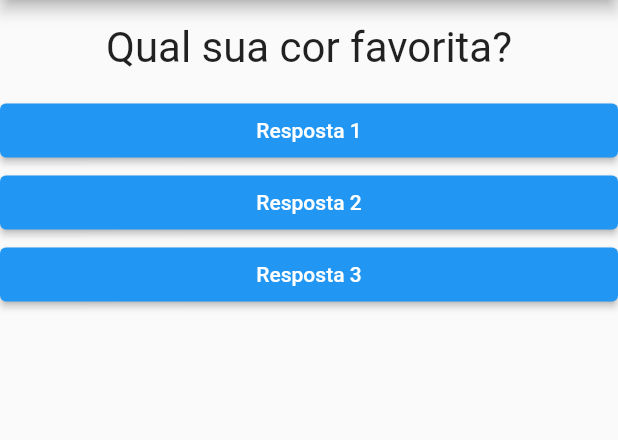
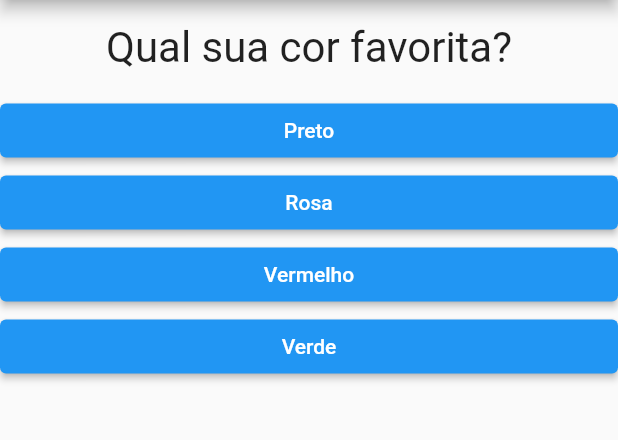
Before and after one commit to Leandrolap/perguntas_app, a Flutter app: the screen it shows after launch, on a phone screen of 412 x 824 dp, the part 84-524 px from its top. Run offline on Flutter 3.47's test engine with Material 2 defaults, Android fonts, the phone set to English and light mode, and no system bars.

Commit message:
Incremento do código

```diff
--- a/lib/main.dart
+++ b/lib/main.dart
@@ -2,7 +2,7 @@ import 'package:flutter/material.dart';
 import './questao.dart';
 import './resposta.dart';
 
-main() => runApp(PerguntaApp());
+main() => runApp(const PerguntaApp());
 
 class _PerguntaAppState extends State<PerguntaApp> {
   var _perguntaSelecionada = 0;
@@ -16,9 +16,22 @@ class _PerguntaAppState extends State<PerguntaApp> {
   @override
   Widget build(BuildContext context) {
     final perguntas = [
-      'Qual sua cor favorita?',
-      'Qual é o seu animal favorito?',
+      {
+        'texto': 'Qual sua cor favorita?',
+        'respostas': ['Preto', 'Rosa', 'Vermelho', 'Verde'],
+      },
+      {
+        'texto': 'Qual é o seu animal favorito?',
+        'respostas': ['Águia', 'Tartaruga', 'Cachorro', 'Pato'],
+      },
+      {
+        'texto': 'Qual é a sua cidade favorita?',
+        'respostas': ['São Paulo', 'Curitiba', 'Belo Horizonte', 'Recife'],
+      },
     ];
+
+    List<String> respostas =
+        perguntas[_perguntaSelecionada].cast()['respostas'];
 
     return MaterialApp(
       home: Scaffold(
@@ -27,10 +40,8 @@ class _PerguntaAppState extends State<PerguntaApp> {
         ),
         body: Column(
           children: [
-            Questao(perguntas[_perguntaSelecionada]),
-            Resposta('Resposta 1', _responder),
-            Resposta('Resposta 2', _responder),
-            Resposta('Resposta 3', _responder),
+            Questao(perguntas[_perguntaSelecionada]['texto'].toString()),
+            ...respostas.map((e) => Resposta(e, _responder)).toList(),
           ],
         ),
       ),
@@ -39,6 +50,10 @@ class _PerguntaAppState extends State<PerguntaApp> {
 }
 
 class PerguntaApp extends StatefulWidget {
+  const PerguntaApp({super.key});
+
+  @override
+  // ignore: library_private_types_in_public_api
   _PerguntaAppState createState() {
     return _PerguntaAppState();
   }
--- a/lib/questao.dart
+++ b/lib/questao.dart
@@ -2,16 +2,16 @@ import 'package:flutter/material.dart';
 
 class Questao extends StatelessWidget {
   final String texto;
-  Questao(this.texto);
+  const Questao(this.texto, {super.key});
 
   @override
   Widget build(BuildContext context) {
     return Container(
       width: double.infinity,
-      margin: EdgeInsets.all(15),
+      margin: const EdgeInsets.all(15),
       child: Text(
         texto,
-        style: TextStyle(fontSize: 28),
+        style: const TextStyle(fontSize: 28),
         textAlign: TextAlign.center,
       ),
     );
--- a/lib/resposta.dart
+++ b/lib/resposta.dart
@@ -5,11 +5,11 @@ class Resposta extends StatelessWidget {
 
   final Function() quandoSelecionado;
 
-  Resposta(this.texto, this.quandoSelecionado);
+  const Resposta(this.texto, this.quandoSelecionado, {super.key});
 
   @override
   Widget build(BuildContext context) {
-    return Container(
+    return SizedBox(
       width: double.infinity,
       child: ElevatedButton(
         onPressed: quandoSelecionado,
```
Also changed, not shown: 1 other file.
